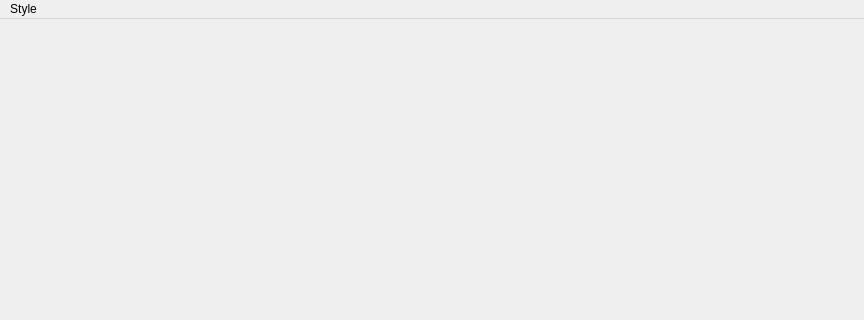
Old version of the form QtDraw/mainwindow.ui in the repository feichay10/QtDraw; both pictures show x 0 to 864 and y 0 to 320 of the 864 by 654 pixel window.
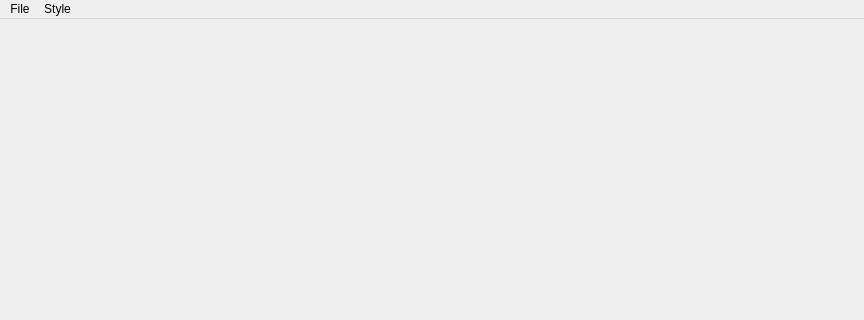
New version of the form.

Commit message: Save draw implemented

What changed in the file:
```diff
--- a/QtDraw/mainwindow.ui
+++ b/QtDraw/mainwindow.ui
@@ -112,6 +112,13 @@
     <addaction name="editWidth"/>
     <addaction name="editColor"/>
    </widget>
+   <widget class="QMenu" name="menuFile">
+    <property name="title">
+     <string>File</string>
+    </property>
+    <addaction name="drawSave"/>
+   </widget>
+   <addaction name="menuFile"/>
    <addaction name="menuStyle"/>
   </widget>
   <action name="editWidth">
```
Left out of the diff: 10 changed lines with no effect on the pictures. The commit also changes 2 other files.
